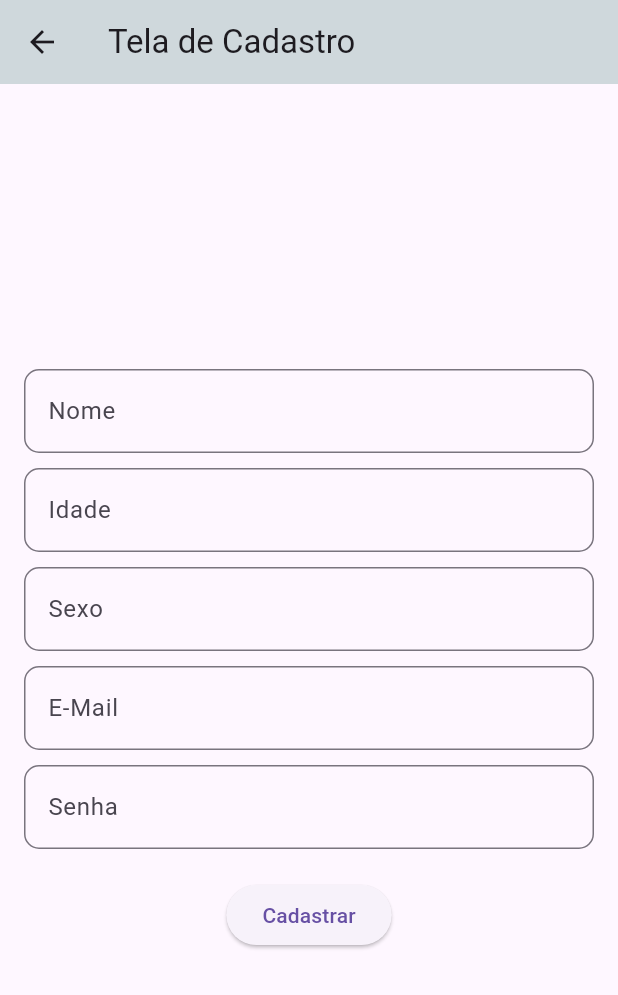
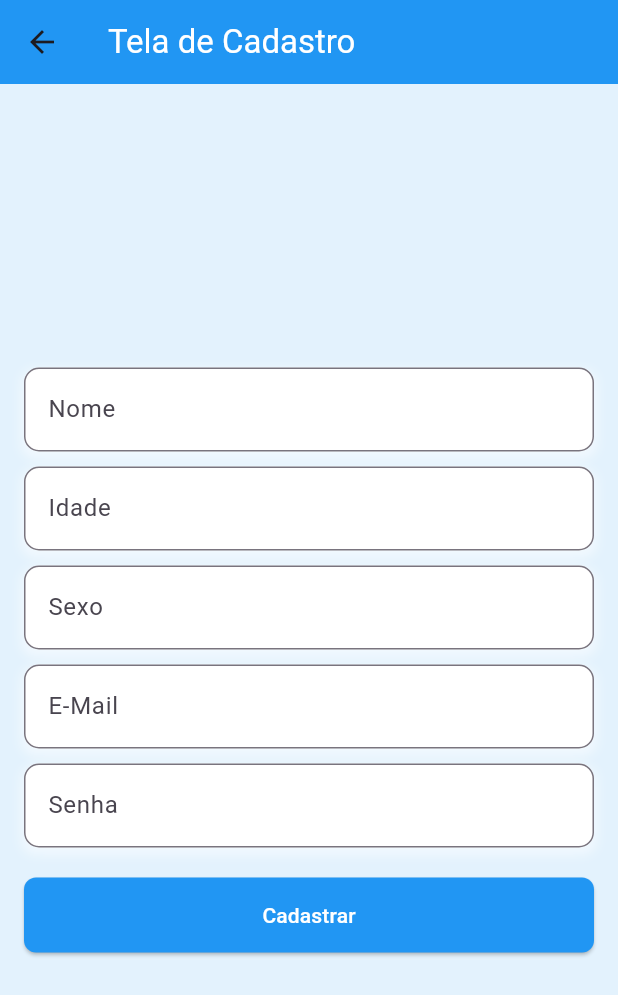
Before and after one commit to pedroteochi/prova_topicos, a Flutter app: the TelaCadastro screen opened directly, on a phone screen of 412 x 824 dp. Shown: the top 995 px of the screen. Run offline on Flutter 3.47's test engine with Material 3 defaults, Android fonts, the light colour scheme and no system bars; our stand-ins replace sqflite; accounts and stored records are empty.

Commit message:
Visual tel cadastro

```diff
--- a/lib/screens/tela_cadastro.dart
+++ b/lib/screens/tela_cadastro.dart
@@ -40,9 +40,11 @@ class _TelaCadastroState extends State<TelaCadastro> {
   @override
   Widget build(BuildContext context) {
     return Scaffold(
+      backgroundColor: Colors.blue[50],
       appBar: AppBar(
-        title: const Text('Tela de Cadastro'),
-        backgroundColor: Colors.blueGrey[100],
+
+        title: const Text('Tela de Cadastro', style: TextStyle(color: Colors.white),),
+        backgroundColor: Colors.blue,
       ),
       body: Center(
         child: SingleChildScrollView(
@@ -51,7 +53,20 @@ class _TelaCadastroState extends State<TelaCadastro> {
             key: formKey,
             child: Column(
               children: <Widget>[
-                TextFormField(
+                Container(
+                  decoration: BoxDecoration(
+                    color: Color.fromARGB(255, 255, 255, 255),
+                    borderRadius: BorderRadius.circular(10.0),
+                        boxShadow: [
+                          BoxShadow(
+                            color: Colors.white.withOpacity(0.5),
+                            spreadRadius: 2,
+                            blurRadius: 5,
+                            offset: const Offset(0, 3),
+                          ),
+                      ]
+                  ),
+                  child: TextFormField(
                   controller: nomeController,
                   decoration: InputDecoration(
                     labelText: 'Nome',
@@ -65,9 +80,26 @@ class _TelaCadastroState extends State<TelaCadastro> {
                     }
                     return null;
                   },
+                  ),
+
                 ),
+
                 const SizedBox(height: 10),
-                TextFormField(
+
+                Container(
+                  decoration: BoxDecoration(
+                    color: Color.fromARGB(255, 255, 255, 255),
+                    borderRadius: BorderRadius.circular(10.0),
+                        boxShadow: [
+                          BoxShadow(
+                            color: Colors.white.withOpacity(0.5),
+                            spreadRadius: 2,
+                            blurRadius: 5,
+                            offset: const Offset(0, 3),
+                          ),
+                      ]
+                  ),
+                child: TextFormField(
                   controller: idadeController,
                   decoration: InputDecoration(
                     labelText: 'Idade',
@@ -85,8 +117,23 @@ class _TelaCadastroState extends State<TelaCadastro> {
                     return null;
                   },
                 ),
+                ),
                 const SizedBox(height: 10),
-                TextFormField(
+
+                Container(
+                  decoration: BoxDecoration(
+                    color: Color.fromARGB(255, 255, 255, 255),
+                    borderRadius: BorderRadius.circular(10.0),
+                        boxShadow: [
+                          BoxShadow(
+                            color: Colors.white.withOpacity(0.5),
+                            spreadRadius: 2,
+                            blurRadius: 5,
+                            offset: const Offset(0, 3),
+                          ),
+                      ]
+                  ),
+                child: TextFormField(
                   controller: sexoController,
                   decoration: InputDecoration(
                     labelText: 'Sexo',
@@ -101,8 +148,23 @@ class _TelaCadastroState extends State<TelaCadastro> {
                     return null;
                   },
                 ),
+                ),
                 const SizedBox(height: 10),
-                TextFormField(
+
+                Container(
+                  decoration: BoxDecoration(
+                    color: Color.fromARGB(255, 255, 255, 255),
+                    borderRadius: BorderRadius.circular(10.0),
+                        boxShadow: [
+                          BoxShadow(
+                            color: Colors.white.withOpacity(0.5),
+                            spreadRadius: 2,
+                            blurRadius: 5,
+                            offset: const Offset(0, 3),
+                          ),
+                      ]
+                  ),
+                child: TextFormField(
                   controller: emailController,
                   decoration: InputDecoration(
                     labelText: 'E-Mail',
@@ -120,8 +182,22 @@ class _TelaCadastroState extends State<TelaCadastro> {
                     return null;
                   },
                 ),
+                ),
                 const SizedBox(height: 10),
-                TextFormField(
+                Container(
+                  decoration: BoxDecoration(
+                    color: Color.fromARGB(255, 255, 255, 255),
+                    borderRadius: BorderRadius.circular(10.0),
+                        boxShadow: [
+                          BoxShadow(
+                            color: Colors.white.withOpacity(0.5),
+                            spreadRadius: 2,
+                            blurRadius: 5,
+                            offset: const Offset(0, 3),
+                          ),
+                      ]
+                  ),
+                child: TextFormField(
                   controller: passwordController,
                   decoration: InputDecoration(
                     labelText: 'Senha',
@@ -139,10 +215,18 @@ class _TelaCadastroState extends State<TelaCadastro> {
                     return null;
                   },
                 ),
-                const SizedBox(height: 20),
+                )
+,                const SizedBox(height: 20),
                 ElevatedButton(
+                  style: ElevatedButton.styleFrom(
+                    minimumSize: const Size(500, 50),
+                    backgroundColor: Colors.blue,
+                    shape: const RoundedRectangleBorder(
+                    borderRadius: BorderRadius.all(Radius.circular(8)), // Define o borderRadius como zero
+                    ),
+                  ),
                   onPressed: register,
-                  child: const Text('Cadastrar'),
+                  child: const Text('Cadastrar', style: TextStyle(color: Colors.white),),
                 ),
               ],
             ),
--- a/lib/screens/tela_login.dart
+++ b/lib/screens/tela_login.dart
@@ -146,7 +146,6 @@ class LoginScreenState extends State<TelaLogin> {
                       children: <Widget>[
                         ElevatedButton(
                           onPressed: login,
-
                           style: ElevatedButton.styleFrom(
                             minimumSize: const Size(500, 50),
                             backgroundColor: Colors.blue,
```
